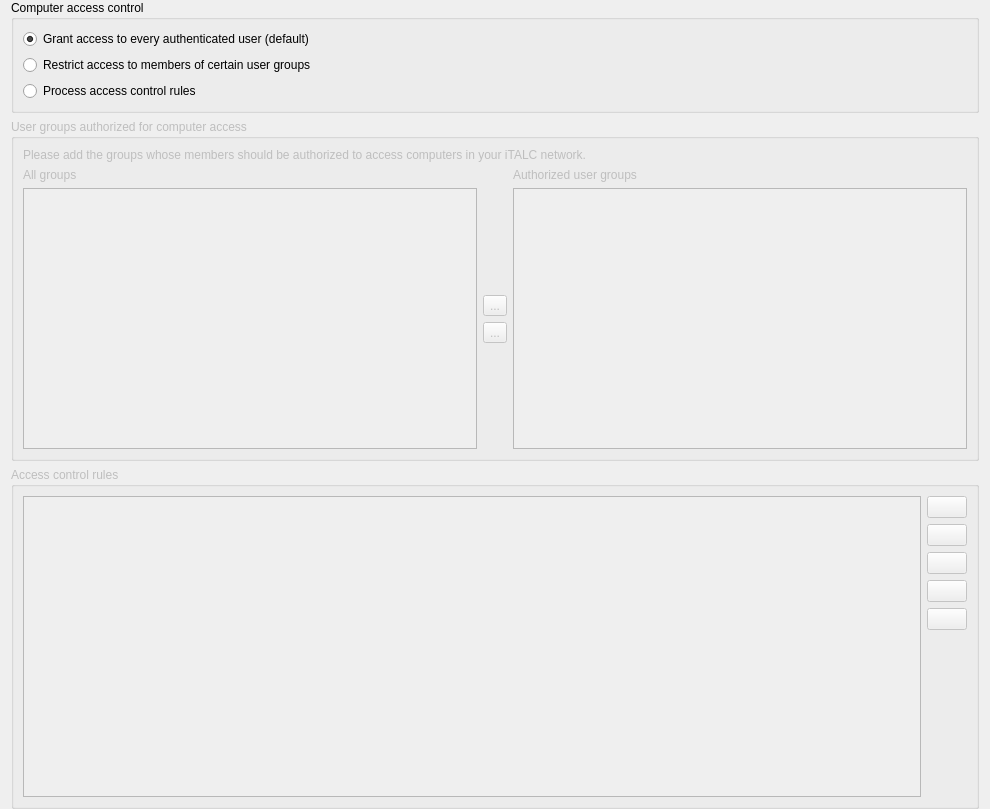
Qt form imc/Forms/AccessControlPage.ui (veyon/veyon) before a commit.
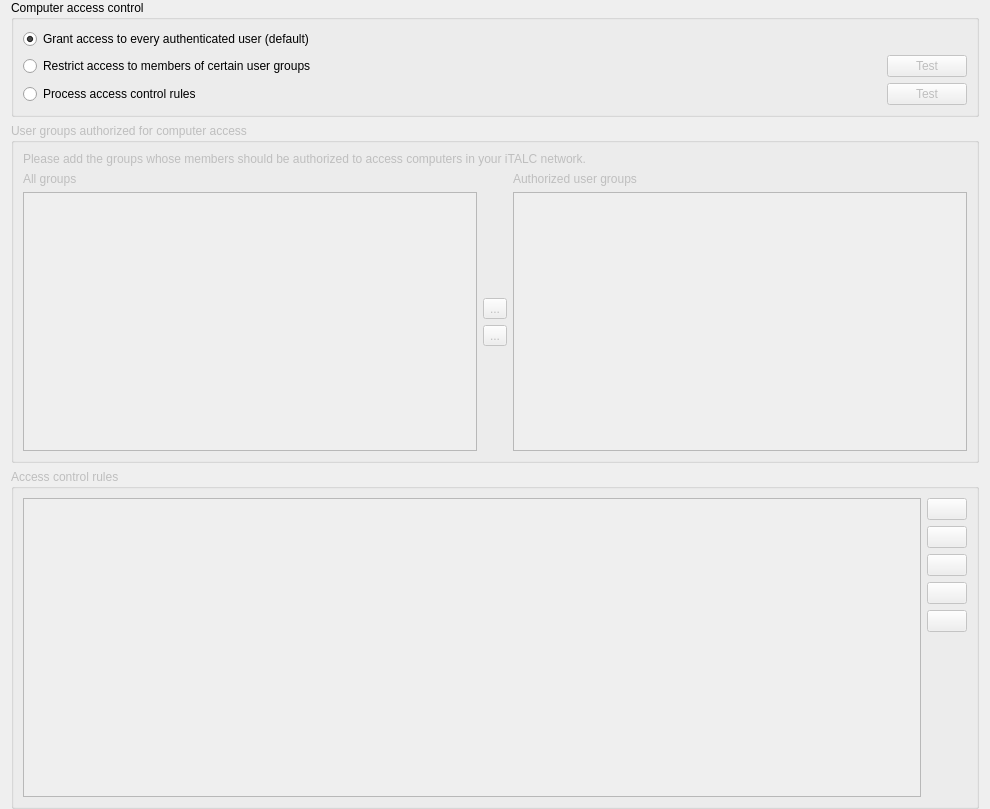
The same form after that commit. Icons and pictures are not drawn.

Commit message: IMC: AccessControlPage: add test buttons/integrate AccessControlRulesTestDialog

Patch:
```diff
--- a/imc/Forms/AccessControlPage.ui
+++ b/imc/Forms/AccessControlPage.ui
@@ -25,8 +25,28 @@
      <property name="title">
       <string>Computer access control</string>
      </property>
-     <layout class="QVBoxLayout" name="verticalLayout_16">
-      <item>
+     <layout class="QGridLayout" name="gridLayout" columnstretch="1,0">
+      <item row="2" column="0">
+       <widget class="QRadioButton" name="isAccessControlRulesProcessingEnabled">
+        <property name="text">
+         <string>Process access control rules</string>
+        </property>
+        <attribute name="buttonGroup">
+         <string notr="true">accessControlModeGroup</string>
+        </attribute>
+       </widget>
+      </item>
+      <item row="1" column="0">
+       <widget class="QRadioButton" name="isAccessRestrictedToUserGroups">
+        <property name="text">
+         <string>Restrict access to members of certain user groups</string>
+        </property>
+        <attribute name="buttonGroup">
+         <string notr="true">accessControlModeGroup</string>
+        </attribute>
+       </widget>
+      </item>
+      <item row="0" column="0">
        <widget class="QRadioButton" name="skipAccessControl">
         <property name="text">
          <string>Grant access to every authenticated user (default)</string>
@@ -39,20 +59,26 @@
         </attribute>
        </widget>
       </item>
-      <item>
-       <widget class="QRadioButton" name="isAccessRestrictedToUserGroups">
+      <item row="2" column="1">
+       <widget class="QPushButton" name="testAccessControlRulesButton">
+        <property name="enabled">
+         <bool>false</bool>
+        </property>
         <property name="text">
-         <string>Restrict access to members of certain user groups</string>
+         <string>Test</string>
         </property>
         <attribute name="buttonGroup">
          <string notr="true">accessControlModeGroup</string>
         </attribute>
        </widget>
       </item>
-      <item>
-       <widget class="QRadioButton" name="isAccessControlRulesProcessingEnabled">
+      <item row="1" column="1">
+       <widget class="QPushButton" name="testUserGroupsAccessControlButton">
+        <property name="enabled">
+         <bool>false</bool>
+        </property>
         <property name="text">
-         <string>Process access control rules</string>
+         <string>Test</string>
         </property>
         <attribute name="buttonGroup">
          <string notr="true">accessControlModeGroup</string>
```
Left out of the diff: 82 changed lines with no effect on the pictures. The commit also changes 2 other files.
